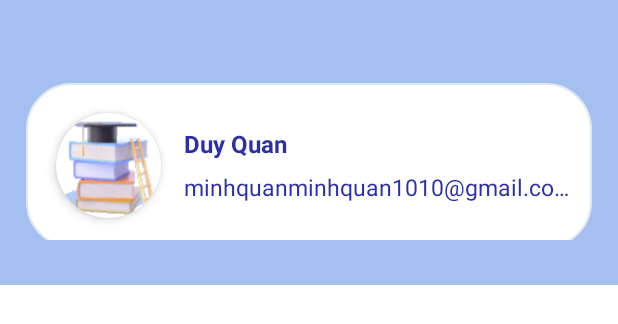
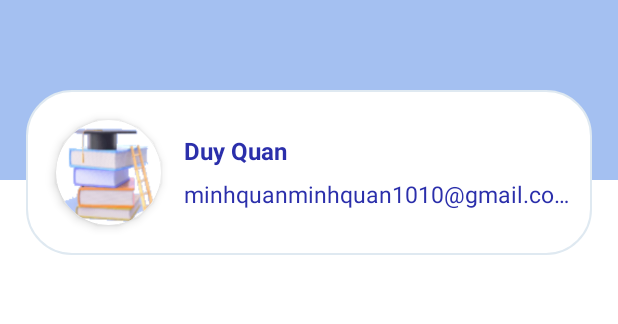
Before and after one commit to khongphaiduycuannn/Practice-for-TOEIC-Test-Rebuild, an Android app: the layout view_drawer_nav_header.xml on its own in the app's theme, with its tools: preview values and no code run, on a phone screen of 412 x 824 dp. Shown: the top 324 px of the screen. Run offline under Robolectric (Android 15) with nearby library versions, the phone set to English and light mode, and no system bars; plain views replace LinearLayout.

Commit message:
Update UI drawer view header super vjp pro.

```diff
--- a/app/src/main/res/layout/view_drawer_nav_header.xml
+++ b/app/src/main/res/layout/view_drawer_nav_header.xml
@@ -2,9 +2,14 @@
 <androidx.constraintlayout.widget.ConstraintLayout xmlns:android="http://schemas.android.com/apk/res/android"
     xmlns:app="http://schemas.android.com/apk/res-auto"
     android:layout_width="match_parent"
-    android:background="#DD97B7EF"
-    android:paddingVertical="30dp"
-    android:layout_height="190dp">
+    android:layout_height="wrap_content">
+
+    <LinearLayout
+        android:layout_width="match_parent"
+        android:layout_height="120dp"
+        android:background="#DD97B7EF"
+        app:layout_constraintStart_toStartOf="parent"
+        app:layout_constraintTop_toTopOf="parent" />
 
     <carbon.widget.LinearLayout
         android:layout_width="match_parent"
@@ -13,8 +18,9 @@
         android:background="@drawable/bg_drawer_nav_header_user_infor"
         app:carbon_cornerRadius="20dp"
         app:carbon_elevation="8dp"
+        android:layout_marginTop="60dp"
+        android:layout_marginBottom="15dp"
         app:carbon_elevationShadowColor="#DFE9F1"
-        android:layout_marginTop="30dp"
         app:layout_constraintBottom_toBottomOf="parent"
         app:layout_constraintEnd_toEndOf="parent"
         app:layout_constraintStart_toStartOf="parent"
```
